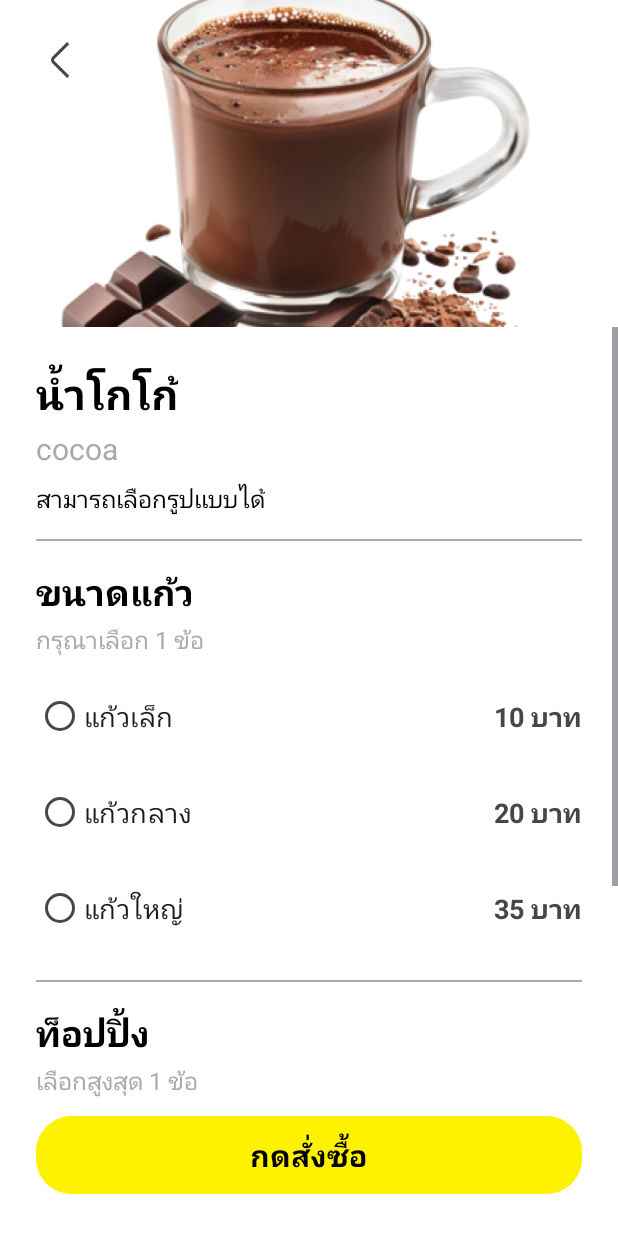
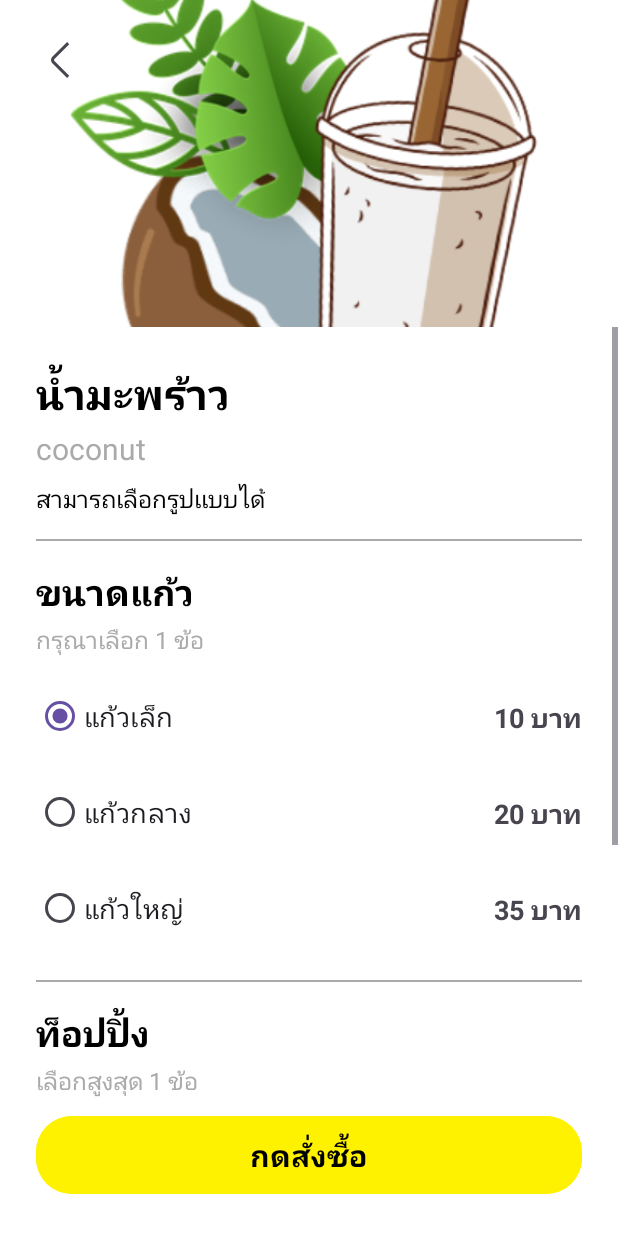
Before and after one commit to teerazon/pjlast, an Android app: the MenudetailActivity screen opened directly, with no data from a screen before it, on a phone screen of 412 x 824 dp. Shown: the top 1233 px of the screen. Run offline under Robolectric (Android 15) with nearby library versions, the phone set to English and light mode, and no system bars.

Commit message:
อัปเดตงานล่าสุด

```diff
--- a/app/src/main/java/com/nonthakorn/nonochanomapp/LanguageswtichActivity.kt
+++ b/app/src/main/java/com/nonthakorn/nonochanomapp/LanguageswtichActivity.kt
@@ -2,6 +2,7 @@ package com.nonthakorn.nonochanomapp
 
 import android.content.Intent
 import android.os.Bundle
+import android.widget.Button
 import android.widget.ImageView
 import android.widget.TextView
 import androidx.activity.enableEdgeToEdge
@@ -18,9 +19,17 @@ class LanguageswtichActivity : AppCompatActivity() {
         // ค้นหา Button และ TextView จาก ID ที่กำหนดไว้ใน XML
 
         val btnback: ImageView = findViewById(R.id.btnback)
+        val english_button: Button = findViewById(R.id.english_button)
+        val thai_button: Button = findViewById(R.id.thai_button)
 
         // ตั้งค่าการคลิกสำหรับปุ่ม
         btnback.setOnClickListener {
+            // สร้าง Intent เพื่อย้ายไปยัง HomeActivity
+            val intent = Intent(this, MenuActivity::class.java)
+            startActivity(intent)
+        }
+
+        thai_button.setOnClickListener {
             // สร้าง Intent เพื่อย้ายไปยัง HomeActivity
             val intent = Intent(this, MenuActivity::class.java)
             startActivity(intent)
--- /dev/null
+++ b/app/src/main/res/drawable/edittext_background.xml
@@ -0,0 +1,6 @@
+<?xml version="1.0" encoding="utf-8"?>
+<shape xmlns:android="http://schemas.android.com/apk/res/android">
+    <solid android:color="#FFFFFF" />
+    <stroke android:width="1dp" android:color="@android:color/darker_gray" />
+    <corners android:radius="8dp" />
+</shape>
--- a/app/src/main/res/layout/activity_languageswtich.xml
+++ b/app/src/main/res/layout/activity_languageswtich.xml
@@ -62,7 +62,6 @@
         android:gravity="center"
         android:padding="10dp"
         android:text="@string/thai"
-        android:textColor="@android:color/black"
         android:textSize="18sp"
         android:textStyle="bold"
         app:layout_constraintBottom_toTopOf="@+id/english_button"
@@ -81,7 +80,6 @@
         android:gravity="center"
         android:padding="10dp"
         android:background="@color/white"
-        android:textColor="@android:color/black"
         android:backgroundTint="#FF69B4"
         android:layout_marginTop="16dp"
         android:layout_marginStart="32dp"
--- a/app/src/main/res/layout/activity_menudetail.xml
+++ b/app/src/main/res/layout/activity_menudetail.xml
@@ -18,7 +18,7 @@
         app:layout_constraintEnd_toEndOf="parent"
         app:layout_constraintStart_toStartOf="parent"
         app:layout_constraintTop_toTopOf="parent"
-        app:srcCompat="@drawable/cocoa" />
+        app:srcCompat="@drawable/product01" />
 
     <!-- Back Arrow - Placed on top of the image -->
     <ImageButton
@@ -59,7 +59,7 @@
                 android:id="@+id/drink_name_th"
                 android:layout_width="wrap_content"
                 android:layout_height="wrap_content"
-                android:text="@string/น้ำโกโก้"
+                android:text="@string/น้ำมะพร้าว"
                 android:textColor="@android:color/black"
                 android:textSize="28sp"
                 android:textStyle="bold" />
@@ -69,7 +69,7 @@
                 android:layout_width="wrap_content"
                 android:layout_height="wrap_content"
                 android:layout_marginTop="4dp"
-                android:text="@string/cocoa"
+                android:text="@string/coconut"
                 android:textColor="@android:color/darker_gray"
                 android:textSize="20sp" />
 
@@ -113,12 +113,13 @@
                 android:id="@+id/size_radio_group"
                 android:layout_width="match_parent"
                 android:layout_height="wrap_content"
-                android:layout_marginTop="8dp">
+                android:layout_marginTop="8dp"
+                android:orientation="vertical">
 
-                <LinearLayout
+                <!-- Small Cup Option -->
+                <androidx.constraintlayout.widget.ConstraintLayout
                     android:layout_width="match_parent"
                     android:layout_height="wrap_content"
-                    android:orientation="horizontal"
                     android:paddingVertical="8dp">
 
                     <RadioButton
@@ -128,61 +129,82 @@
                         android:layout_weight="1"
                         android:text="@string/แก้วเล็ก"
                         android:textSize="18sp"
-                        tools:ignore="TouchTargetSizeCheck" />
+                        android:checked="true"
+                        app:layout_constraintStart_toStartOf="parent"
+                        app:layout_constraintTop_toTopOf="parent"
+                        app:layout_constraintBottom_toBottomOf="parent"
+                        app:layout_constraintEnd_toStartOf="@+id/price_small" />
 
                     <TextView
+                        android:id="@+id/price_small"
                         android:layout_width="wrap_content"
                         android:layout_height="wrap_content"
                         android:text="@string/_10"
                         android:textSize="18sp"
-                        android:textStyle="bold" />
-                </LinearLayout>
+                        android:textStyle="bold"
+                        app:layout_constraintEnd_toEndOf="parent"
+                        app:layout_constraintTop_toTopOf="parent"
+                        app:layout_constraintBottom_toBottomOf="parent" />
+                </androidx.constraintlayout.widget.ConstraintLayout>
 
-                <LinearLayout
+                <!-- Medium Cup Option -->
+                <androidx.constraintlayout.widget.ConstraintLayout
                     android:layout_width="match_parent"
                     android:layout_height="wrap_content"
-                    android:orientation="horizontal"
                     android:paddingVertical="8dp">
 
                     <RadioButton
                         android:id="@+id/radio_medium"
                         android:layout_width="0dp"
                         android:layout_height="wrap_content"
-                        android:layout_weight="1"
                         android:text="@string/แก้วกลาง"
                         android:textSize="18sp"
-                        tools:ignore="TouchTargetSizeCheck" />
+                        app:layout_constraintStart_toStartOf="parent"
+                        app:layout_constraintTop_toTopOf="parent"
+                        app:layout_constraintBottom_toBottomOf="parent"
+                        app:layout_constraintEnd_toStartOf="@+id/price_medium" />
 
                     <TextView
+                        android:id="@+id/price_medium"
                         android:layout_width="wrap_content"
                         android:layout_height="wrap_content"
                         android:text="@string/_20"
                         android:textSize="18sp"
-                        android:textStyle="bold" />
-                </LinearLayout>
+                        android:textStyle="bold"
+                        app:layout_constraintEnd_toEndOf="parent"
+                        app:layout_constraintTop_toTopOf="parent"
+                        app:layout_constraintBottom_toBottomOf="parent" />
+                </androidx.constraintlayout.widget.ConstraintLayout>
 
-                <LinearLayout
+                <!-- Large Cup Option -->
+                <androidx.constraintlayout.widget.ConstraintLayout
                     android:layout_width="match_parent"
                     android:layout_height="wrap_content"
-                    android:orientation="horizontal"
                     android:paddingVertical="8dp">
 
                     <RadioButton
                         android:id="@+id/radio_large"
                         android:layout_width="0dp"
                         android:layout_height="wrap_content"
-                        android:layout_weight="1"
                         android:text="@string/แก้วใหญ่"
                         android:textSize="18sp"
-                        tools:ignore="TouchTargetSizeCheck" />
+                        app:layout_constraintStart_toStartOf="parent"
+                        app:layout_constraintTop_toTopOf="parent"
+                        app:layout_constraintBottom_toBottomOf="parent"
+                        app:layout_constraintEnd_toStartOf="@+id/price_large" />
 
                     <TextView
+                        android:id="@+id/price_large"
                         android:layout_width="wrap_content"
                         android:layout_height="wrap_content"
                         android:text="@string/_35"
                         android:textSize="18sp"
-                        android:textStyle="bold" />
-                </LinearLayout>
+                        android:textStyle="bold"
+                        app:layout_constraintEnd_toEndOf="parent"
+                        app:layout_constraintTop_toTopOf="parent"
+                        app:layout_constraintBottom_toBottomOf="parent" />
+                </androidx.constraintlayout.widget.ConstraintLayout>
+
             </RadioGroup>
 
             <!-- Line Separator -->
@@ -212,7 +234,8 @@
                 android:textColor="@android:color/darker_gray"
                 android:textSize="16sp" />
 
-            <LinearLayout
+            <RadioGroup
+                android:id="@+id/topping_radio_group"
                 android:layout_width="match_parent"
                 android:layout_height="wrap_content"
                 android:layout_marginTop="8dp"
@@ -224,8 +247,7 @@
                     android:layout_height="wrap_content"
                     android:layout_weight="1"
                     android:text="@string/เพิ่มไข่มุก"
-                    android:textSize="18sp"
-                    tools:ignore="TouchTargetSizeCheck" />
+                    android:textSize="18sp" />
 
                 <RadioButton
                     android:id="@+id/radio_jelly"
@@ -234,9 +256,8 @@
                     android:layout_marginStart="16dp"
                     android:layout_weight="1"
                     android:text="@string/เพิ่มเยลลี่"
-                    android:textSize="18sp"
-                    tools:ignore="TouchTargetSizeCheck" />
-            </LinearLayout>
+                    android:textSize="18sp" />
+            </RadioGroup>
 
             <!-- Line Separator -->
             <View
@@ -256,15 +277,20 @@
                 android:textSize="24sp"
                 android:textStyle="bold" />
 
-            <TextView
-                android:id="@+id/notes_placeholder"
+            <EditText
+                android:id="@+id/notes_edittext"
                 android:layout_width="match_parent"
-                android:layout_height="wrap_content"
+                android:layout_height="120dp"
                 android:layout_marginTop="8dp"
-                android:background="@drawable/dotted_line_background"
-                android:padding="8dp"
-                android:text="@string/line"
-                android:textSize="18sp" />
+                android:background="@drawable/edittext_background"
+                android:gravity="top|start"
+                android:hint="@string/กรุณาระบุข้อมูลเพิ่มเติม"
+                android:inputType="textMultiLine"
+                android:maxLines="5"
+                android:padding="12dp"
+                android:textSize="16sp"
+                android:textColorHint="@android:color/darker_gray"
+                tools:ignore="Autofill" />
         </LinearLayout>
     </ScrollView>
 
--- a/app/src/main/res/values/strings.xml
+++ b/app/src/main/res/values/strings.xml
@@ -59,5 +59,9 @@
     <string name="_20">20 บาท</string>
     <string name="แก้วกลาง">แก้วกลาง</string>
     <string name="sign_in_of_login">Sign in</string>
+    <string name="กรุณาระบุข้อมูลเพิ่มเติม">กรุณาระบุข้อมูลเพิ่มเติม</string>
+    <string name="น้ำมะพร้าว">น้ำมะพร้าว</string>
+    <string name="coconut">coconut</string>
+    <string name="menu_eng">Menu</string>
 
 </resources>
```
Also changed, not shown: app/src/main/AndroidManifest.xml (+10 -11 lines), app/src/main/res/drawable/product01.png, app/src/main/res/drawable/product02.png, app/src/main/res/drawable/product03.png, app/src/main/res/drawable/product04.png, app/src/main/res/drawable/product05.png, app/src/main/res/drawable/product06.png, app/src/main/res/drawable/product07.png, app/src/main/res/drawable/product08.png, app/src/main/res/drawable/product09.png, app/src/main/res/drawable/product10.png.
